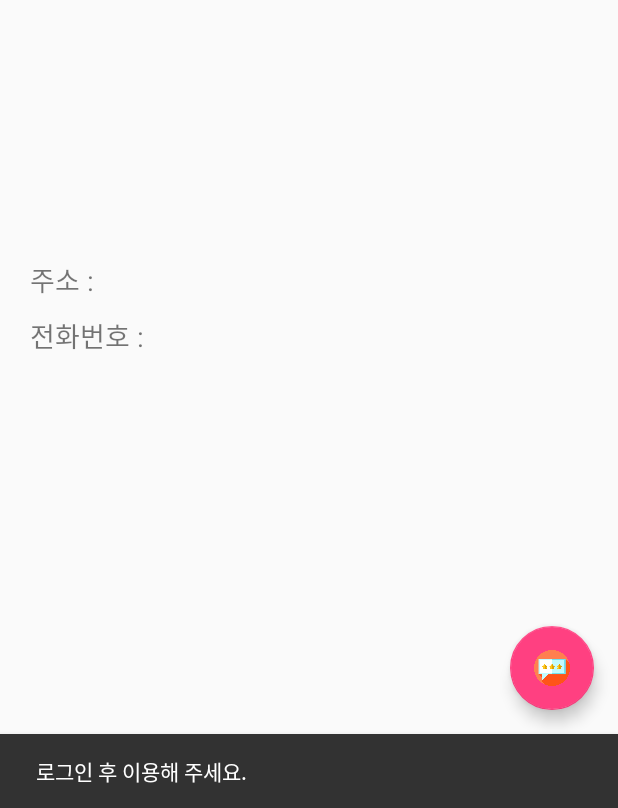
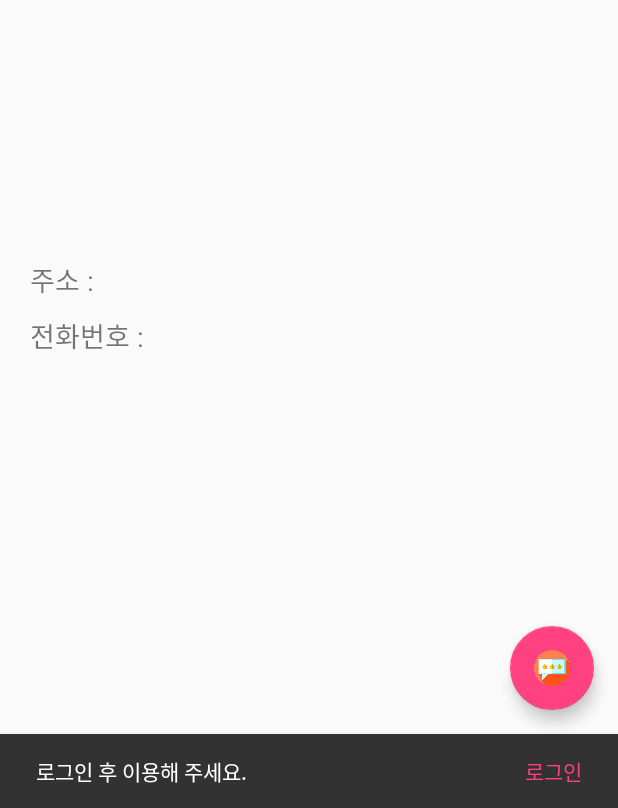
Before and after one commit to kyo4755/YeonHwaProject, an Android app: the FindDetailActivity screen opened directly, with no data from a screen before it, after a tap on an icon or button, on a phone screen of 412 x 824 dp, the part 428-1236 px from its top. Run offline under Robolectric (Android 15) with nearby library versions, the phone set to English and light mode, and no system bars; libraries missing offline, so code that uses them is left out: com.androidquery, com.androidquery.callback; 4 statements that could not run were skipped.

Commit message:
리뷰 버튼 클릭 시 스낵바에 로그인 버튼 추가 레이아웃 살짝 수정

```diff
--- a/app/src/main/java/com/dongyang/yeonhwaproject/DetailActivity/FindDetailActivity.java
+++ b/app/src/main/java/com/dongyang/yeonhwaproject/DetailActivity/FindDetailActivity.java
@@ -15,6 +15,7 @@ import android.widget.Button;
 
 import com.dongyang.yeonhwaproject.Adapter.FindDetailTabPagerAdapter;
 import com.dongyang.yeonhwaproject.Common.GlobalInfo;
+import com.dongyang.yeonhwaproject.LoginActivity;
 import com.dongyang.yeonhwaproject.R;
 import com.dongyang.yeonhwaproject.ReviewInsertActivity;
 
@@ -103,7 +104,14 @@ public class FindDetailActivity extends AppCompatActivity {
                 }
                 else {
                     Snackbar.make(view, "로그인 후 이용해 주세요.", Snackbar.LENGTH_SHORT)
-                            .setAction("Action", null).show();
+                            .setAction("로그인", new View.OnClickListener() {
+                                @Override
+                                public void onClick(View v) {
+                                    Intent it = new Intent(FindDetailActivity.this, LoginActivity.class);
+                                    startActivity(it);
+                                    overridePendingTransition(R.anim.right_in_animation, R.anim.not_move_animation);
+                                }
+                            }).show();
                 }
 
             }
--- a/app/src/main/java/com/dongyang/yeonhwaproject/FindFragment/FindDetailReviewActivity.java
+++ b/app/src/main/java/com/dongyang/yeonhwaproject/FindFragment/FindDetailReviewActivity.java
@@ -35,7 +35,7 @@ import java.util.Map;
 
 public class FindDetailReviewActivity extends Fragment{
 
-    TextView pointAvg, review_count;
+    TextView pointAvg, review_count, notReview;
     ImageView star1, star2, star3, star4, star5;
 
     ListView listview;
@@ -60,6 +60,8 @@ public class FindDetailReviewActivity extends Fragment{
         star5 = view.findViewById(R.id.detail_review_star_img_5);
 
         listview = view.findViewById(R.id.detail_review_listview);
+
+        notReview = view.findViewById(R.id.detail_review_not_review);
 
         getPoint();
         createPOJO();
@@ -88,7 +90,7 @@ public class FindDetailReviewActivity extends Fragment{
                         review_count.setText(jsonObject.get("count").toString());
 
                         float point = Float.parseFloat(jsonObject.get("point").toString());
-                        String pointStr = String.format("%.2f", point);
+                        String pointStr = String.format("%.1f", point);
                         pointAvg.setText(pointStr);
 
                         setStarImage(point);
@@ -118,8 +120,11 @@ public class FindDetailReviewActivity extends Fragment{
                     if(result_code.equals("0001")){
                         Toast.makeText(getContext(), "HPID 값이 없습니다.", Toast.LENGTH_SHORT).show();
                     } else if(result_code.equals("0010")){
-                        Toast.makeText(getContext(), "해당 장소의 리뷰가 없습니다.", Toast.LENGTH_SHORT).show();
+                        listview.setVisibility(View.GONE);
+                        notReview.setVisibility(View.VISIBLE);
                     } else {
+                        listview.setVisibility(View.VISIBLE);
+                        notReview.setVisibility(View.GONE);
                         ArrayList<ReviewPOJO> list = new ArrayList<>();
 
                         JSONArray jsonArray = new JSONArray(jsonObject.get("review_list").toString());
--- a/app/src/main/res/layout/find_toolbar.xml
+++ b/app/src/main/res/layout/find_toolbar.xml
@@ -17,7 +17,8 @@
             android:layout_width="match_parent"
             android:layout_height="?attr/actionBarSize"
             android:background="@color/white"
-            app:popupTheme="@style/AppTheme.PopupOverlay">
+            app:popupTheme="@style/AppTheme.PopupOverlay"
+            app:layout_collapseMode="pin">
 
             <android.support.constraint.ConstraintLayout
                 android:layout_width="match_parent"
```
Also changed, not shown: app/src/main/res/layout/detail_find_review.xml (+11 -0 lines).
